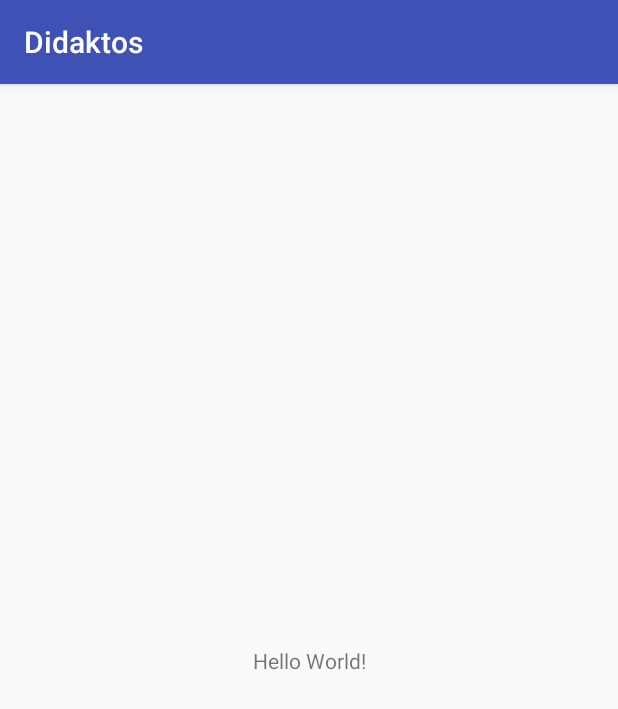
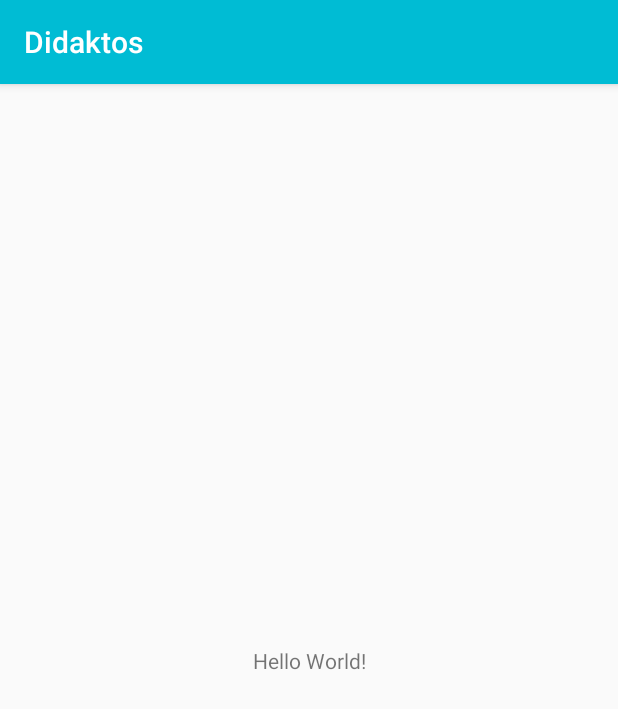
Before and after one commit to leoberenger/Didaktos, an Android app: the screen it shows after launch (MainActivity), on a phone screen of 412 x 824 dp. Shown: the top 709 px of the screen. Run offline under Robolectric (Android 15) with nearby library versions, the phone set to English and light mode, and no system bars.

Commit message:
Added drawables

```diff
--- /dev/null
+++ b/app/src/main/res/drawable/ic_add_white_24dp.xml
@@ -0,0 +1,5 @@
+<vector android:height="24dp" android:tint="#FFFFFF"
+    android:viewportHeight="24.0" android:viewportWidth="24.0"
+    android:width="24dp" xmlns:android="http://schemas.android.com/apk/res/android">
+    <path android:fillColor="#FF000000" android:pathData="M19,13h-6v6h-2v-6H5v-2h6V5h2v6h6v2z"/>
+</vector>
--- /dev/null
+++ b/app/src/main/res/drawable/ic_edit_white_24dp.xml
@@ -0,0 +1,5 @@
+<vector android:height="24dp" android:tint="#FFFFFF"
+    android:viewportHeight="24.0" android:viewportWidth="24.0"
+    android:width="24dp" xmlns:android="http://schemas.android.com/apk/res/android">
+    <path android:fillColor="#FF000000" android:pathData="M3,17.25V21h3.75L17.81,9.94l-3.75,-3.75L3,17.25zM20.71,7.04c0.39,-0.39 0.39,-1.02 0,-1.41l-2.34,-2.34c-0.39,-0.39 -1.02,-0.39 -1.41,0l-1.83,1.83 3.75,3.75 1.83,-1.83z"/>
+</vector>
--- /dev/null
+++ b/app/src/main/res/drawable/ic_search_white_24dp.xml
@@ -0,0 +1,5 @@
+<vector android:height="24dp" android:tint="#FFFFFF"
+    android:viewportHeight="24.0" android:viewportWidth="24.0"
+    android:width="24dp" xmlns:android="http://schemas.android.com/apk/res/android">
+    <path android:fillColor="#FF000000" android:pathData="M15.5,14h-0.79l-0.28,-0.27C15.41,12.59 16,11.11 16,9.5 16,5.91 13.09,3 9.5,3S3,5.91 3,9.5 5.91,16 9.5,16c1.61,0 3.09,-0.59 4.23,-1.57l0.27,0.28v0.79l5,4.99L20.49,19l-4.99,-5zM9.5,14C7.01,14 5,11.99 5,9.5S7.01,5 9.5,5 14,7.01 14,9.5 11.99,14 9.5,14z"/>
+</vector>
--- /dev/null
+++ b/app/src/main/res/drawable/ic_show_chart_white_24dp.xml
@@ -0,0 +1,5 @@
+<vector android:height="24dp" android:tint="#FFFFFF"
+    android:viewportHeight="24.0" android:viewportWidth="24.0"
+    android:width="24dp" xmlns:android="http://schemas.android.com/apk/res/android">
+    <path android:fillColor="#FF000000" android:pathData="M3.5,18.49l6,-6.01 4,4L22,6.92l-1.41,-1.41 -7.09,7.97 -4,-4L2,16.99z"/>
+</vector>
--- a/app/src/main/res/values/colors.xml
+++ b/app/src/main/res/values/colors.xml
@@ -1,6 +1,9 @@
 <?xml version="1.0" encoding="utf-8"?>
 <resources>
-    <color name="colorPrimary">#3F51B5</color>
-    <color name="colorPrimaryDark">#303F9F</color>
-    <color name="colorAccent">#FF4081</color>
+    <color name="colorPrimary">#00bcd4</color>
+    <color name="colorPrimaryLight">#62efff</color>
+    <color name="colorPrimaryDark">#008ba3</color>
+    <color name="colorSecondary">#ffab00</color>
+    <color name="colorSecondaryLight">#ffdd4b</color>
+    <color name="colorSecondaryDark">#c67c00</color>
 </resources>
--- /dev/null
+++ b/app/src/main/res/values/dimens.xml
@@ -0,0 +1,2 @@
+<?xml version="1.0" encoding="utf-8"?>
+<resources></resources>
```
